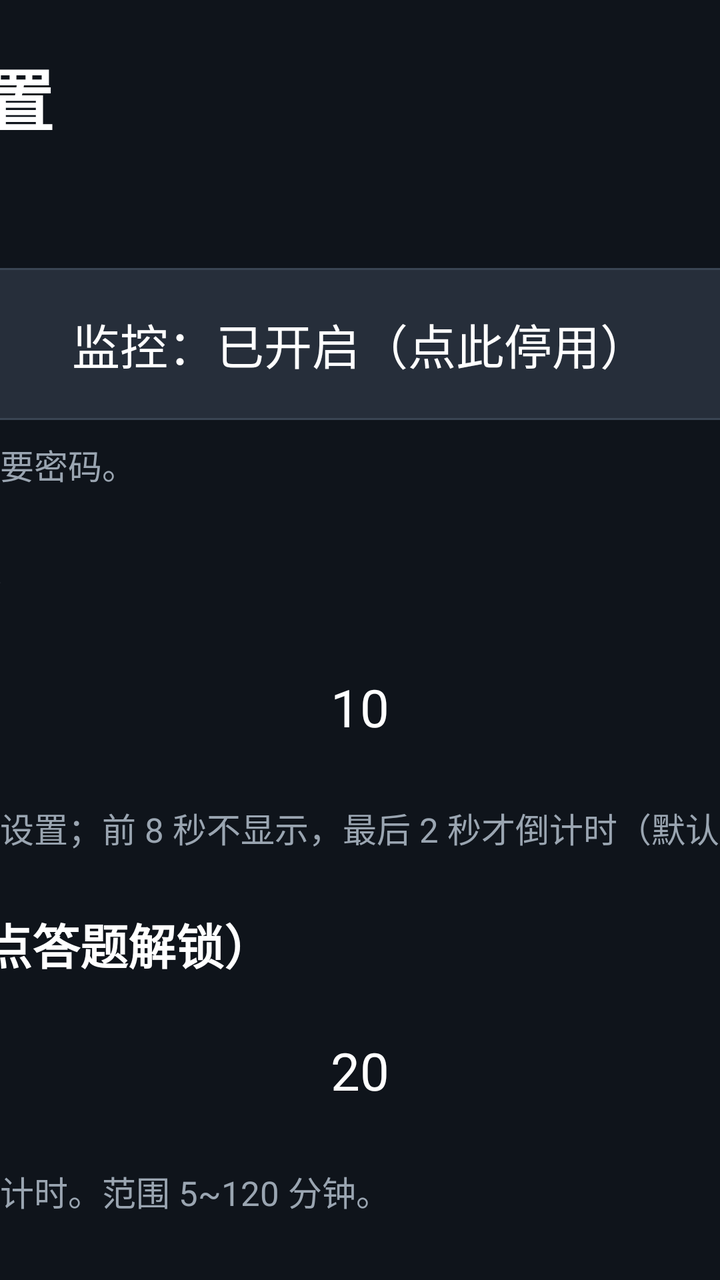
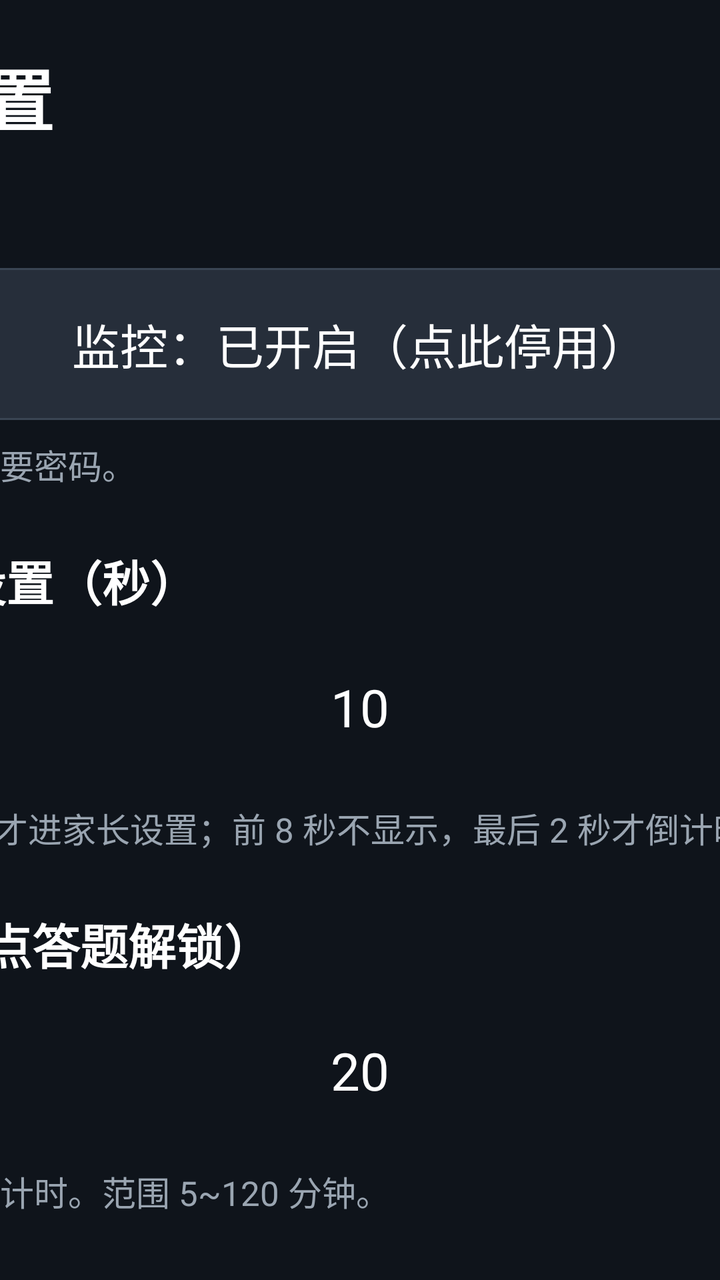

Compare the two renders of this Android layout. The source of the first and the diff that turns it into the second are given below.
<!-- AndroidManifest.xml: application theme Theme.KidsLock -->
<!-- res/layout/activity_main.xml -->
<?xml version="1.0" encoding="utf-8"?>
<FrameLayout xmlns:android="http://schemas.android.com/apk/res/android"
    android:id="@+id/root"
    android:layout_width="match_parent"
    android:layout_height="match_parent"
    android:background="@color/bg_dark">

    <ScrollView
        android:id="@+id/scroll"
        android:layout_width="match_parent"
        android:layout_height="match_parent"
        android:fillViewport="true"
        android:scrollbars="none">

        <LinearLayout
            android:layout_width="960dp"
            android:layout_height="wrap_content"
            android:layout_gravity="center_horizontal"
            android:orientation="vertical"
            android:paddingLeft="28dp"
            android:paddingRight="28dp"
            android:paddingTop="24dp"
            android:paddingBottom="40dp">

            
            <LinearLayout
                android:layout_width="match_parent"
                android:layout_height="wrap_content"
                android:baselineAligned="true"
                android:orientation="horizontal">

                <TextView
                    android:layout_width="0dp"
                    android:layout_height="wrap_content"
                    android:layout_weight="1"
                    android:includeFontPadding="false"
                    android:text="每日壁纸 · 家长设置"
                    android:textColor="@color/text_main"
                    android:textSize="34sp"
                    android:textStyle="bold" />

                <TextView
                    android:id="@+id/tvVersion"
                    android:layout_width="wrap_content"
                    android:layout_height="wrap_content"
                    android:layout_marginLeft="16dp"
                    android:includeFontPadding="false"
                    android:text="v1.9.8"
                    android:textColor="@color/text_dim"
                    android:textSize="20sp" />
            </LinearLayout>

            <TextView style="@style/Label" android:text="监控开关" />

            <TextView
                android:id="@+id/btnEnable"
                style="@style/RowBtn"
                android:text="监控：已开启（点此停用）" />

            <TextView
                style="@style/Hint"
                android:text="关掉后不计时、不锁屏；家长设置仍要密码。" />

            
            <TextView
                style="@style/Label"
                android:text="长按菜单键进入设置（秒）" />

            <LinearLayout style="@style/Stepper">

                <TextView
                    android:id="@+id/btnHoldMinus"
                    style="@style/StepBtn"
                    android:text="-" />

                <TextView
                    android:id="@+id/tvHoldSec"
                    style="@style/StepValue"
                    android:text="10" />

                <TextView
                    android:id="@+id/btnHoldPlus"
                    style="@style/StepBtn"
                    android:text="+" />
            </LinearLayout>

            <TextView
                style="@style/Hint"
                android:text="壁纸界面按住菜单键这么久才进家长设置；前 8 秒不显示，最后 2 秒才倒计时（默认 10 秒）。" />

            <TextView style="@style/Label" android:text="单次连续观看（分钟，到点答题解锁）" />

            <LinearLayout style="@style/Stepper">

                <TextView
                    android:id="@+id/btnSingleMinus"
                    style="@style/StepBtn"
                    android:text="-" />

                <TextView
                    android:id="@+id/tvSingle"
                    style="@style/StepValue"
                    android:text="20" />

                <TextView
                    android:id="@+id/btnSinglePlus"
                    style="@style/StepBtn"
                    android:text="+" />
            </LinearLayout>

            <TextView
                style="@style/Hint"
                android:text="看满这个时长就弹锁屏；答对后重新计时。范围 5~120 分钟。" />

            <TextView style="@style/Label" android:text="每日累计上限（分钟，0=不限）" />

            <LinearLayout style="@style/Stepper">

                <TextView
                    android:id="@+id/btnDailyMinus"
                    style="@style/StepBtn"
                    android:text="-" />

                <TextView
                    android:id="@+id/tvDaily"
                    style="@style/StepValue"
                    android:text="0" />

                <TextView
                    android:id="@+id/btnDailyPlus"
                    style="@style/StepBtn"
                    android:text="+" />
            </LinearLayout>

            <TextView style="@style/Label" android:text="长关机重置阈值（分钟，0=不限）" />

            <LinearLayout style="@style/Stepper">

                <TextView
                    android:id="@+id/btnAwayMinus"
                    style="@style/StepBtn"
                    android:text="-" />

                <TextView
                    android:id="@+id/tvAway"
                    style="@style/StepValue"
                    android:text="30 分钟" />

                <TextView
                    android:id="@+id/btnAwayPlus"
                    style="@style/StepBtn"
                    android:text="+" />
            </LinearLayout>

            <TextView
                style="@style/Hint"
                android:text="关机不超过这个时长：计时接着走、锁屏保留；超过：本次计时清零（今日已看不减）；过零点：全部清零。0=不限。" />

            <TextView style="@style/Label" android:text="连续答对题数（答对才解锁）" />

            <LinearLayout style="@style/Stepper">

                <TextView
                    android:id="@+id/btnCorrMinus"
                    style="@style/StepBtn"
                    android:text="-" />

                <TextView
                    android:id="@+id/tvCorrect"
                    style="@style/StepValue"
                    android:text="3" />

                <TextView
                    android:id="@+id/btnCorrPlus"
                    style="@style/StepBtn"
                    android:text="+" />
            </LinearLayout>

            <TextView style="@style/Label" android:text="孩子年级" />

            <LinearLayout style="@style/Stepper">

                <TextView
                    android:id="@+id/btnLevelMinus"
                    style="@style/StepBtn"
                    android:text="-" />

                <TextView
                    android:id="@+id/tvLevel"
                    style="@style/StepValue"
                    android:text="二年级" />

                <TextView
                    android:id="@+id/btnLevelPlus"
                    style="@style/StepBtn"
                    android:text="+" />
            </LinearLayout>

            <TextView
                style="@style/Hint"
                android:text="1~9 年级；只出该年级及以下的题，不超纲。" />

            <TextView style="@style/Label" android:text="教材版本（语文/数学/英语按版本出题）" />

            <LinearLayout
                android:id="@+id/editionRow"
                android:layout_width="match_parent"
                android:layout_height="wrap_content"
                android:baselineAligned="false"
                android:orientation="horizontal" />

            <TextView style="@style/Label" android:text="启用题型（可多选）" />

            <LinearLayout
                android:id="@+id/typeGrid"
                android:layout_width="match_parent"
                android:layout_height="wrap_content"
                android:orientation="vertical" />

            <TextView style="@style/Label" android:text="题库" />

            <TextView
                android:id="@+id/tvQuizStatus"
                style="@style/Hint"
                android:text="未加载" />

            <TextView
                style="@style/Hint"
                android:text="想加自己的题：把 txt 文件拷到电视的 Download/txhlock 文件夹（U 盘或 SMB 都行），再点「重新加载题库」。一行一题：题目|答案|错误1;错误2;错误3" />

            <TextView
                android:id="@+id/btnExportQuiz"
                style="@style/RowBtn"
                android:text="导出内置题库（照着改）" />

            <TextView
                android:id="@+id/btnReloadQuiz"
                style="@style/RowBtn"
                android:layout_marginTop="10dp"
                android:text="重新加载题库" />

            <TextView
                android:id="@+id/btnClearLocal"
                style="@style/RowBtn"
                android:layout_marginTop="10dp"
                android:text="删除本地题库文件（只删本地，不动内置）" />

            <TextView style="@style/Label" android:text="局域网 SMB 题库同步（打开应用时自动更新）" />

            <TextView
                android:id="@+id/tvSmbStatus"
                style="@style/Hint"
                android:text="SMB 同步未开启" />

            <TextView
                android:id="@+id/btnSmbSetup"
                style="@style/RowBtn"
                android:text="SMB 同步设置" />

            <TextView
                android:id="@+id/btnSmbSyncNow"
                style="@style/RowBtn"
                android:layout_marginTop="10dp"
                android:text="立即更新 SMB 题库" />

            <TextView style="@style/Label" android:text="家长密码" />

            <TextView
                android:id="@+id/btnChangePin"
                style="@style/RowBtn"
                android:text="修改家长密码（默认 1234）" />

            <TextView style="@style/Label" android:text="防绕过 / 锁屏方式" />

            <TextView
                android:id="@+id/btnBootLock"
                style="@style/RowBtn"
                android:text="开机先答题：开（点此关闭）" />

            <TextView
                style="@style/Hint"
                android:text="开：每次真正开机/重启都先答题；关：沿用重启前状态（已锁仍锁，没锁就接着上次计时）。关机超过「长关机」时长会按长关机规则清零。" />

            <TextView
                android:id="@+id/btnOverlay"
                style="@style/RowBtn"
                android:layout_marginTop="10dp"
                android:text="悬浮层：检查中…" />

            <TextView
                android:id="@+id/tvHomeStatus"
                style="@style/Hint"
                android:text="系统桌面：未做任何修改" />

            <TextView
                android:id="@+id/btnAcc"
                style="@style/RowBtn"
                android:text="去系统里打开无障碍（当前：未开启）" />

            <TextView
                android:id="@+id/tvAccStatus"
                style="@style/Hint"
                android:text="正在检测无障碍保活状态…" />

            <TextView
                android:id="@+id/tvAccState"
                style="@style/Hint"
                android:text="无障碍：正在检测…" />

            <TextView
                style="@style/Hint"
                android:text="更新/覆盖安装后，小米电视可能会自动关掉无障碍；更新完回来看到「未开启」，点上面的按钮重开一次即可。" />

            <TextView
                style="@style/Hint"
                android:text="「自启动」需要手动去系统设置里打开；如果已开启，下面只显示绿色状态，不用点。" />

            <TextView
                android:id="@+id/btnSysSettings"
                style="@style/RowBtn"
                android:text="自启动：检测中…" />

            <TextView
                android:id="@+id/btnHomeSetup"
                style="@style/RowBtn"
                android:layout_marginTop="10dp"
                android:text="还原并卸载（恢复小米桌面）" />

            <TextView style="@style/Label" android:text="帮助与诊断" />

            <TextView
                android:id="@+id/tvHelp"
                style="@style/Hint"
                android:text="正在读取状态…" />

            <TextView
                android:id="@+id/btnFixAcc"
                style="@style/RowBtn"
                android:text="主页键拦截失效？点此修复" />

            <TextView
                android:id="@+id/btnTestLock"
                style="@style/RowBtn"
                android:layout_marginTop="26dp"
                android:background="@drawable/bg_primary"
                android:text="立即锁定测试" />
        </LinearLayout>
    </ScrollView>

    <FrameLayout
        android:id="@+id/gateLayer"
        android:layout_width="match_parent"
        android:layout_height="match_parent"
        android:visibility="gone" />
</FrameLayout>
<!-- resources referenced by this layout -->
<resources>
  <color name="bg_dark">#0F141B</color>
  <color name="text_dim">#9AA5B1</color>
  <color name="text_main">#FFFFFF</color>
  <!-- drawable bg_primary (drawable) -->
  <?xml version="1.0" encoding="utf-8"?>
  <selector xmlns:android="http://schemas.android.com/apk/res/android">
      <item android:state_focused="true"><shape android:shape="rectangle"><solid android:color="@color/accent" /><stroke android:width="3dp" android:color="#FFFFFF" /><corners android:radius="14dp" /></shape></item>
      <item android:state_pressed="true"><shape android:shape="rectangle"><solid android:color="@color/accent_deep" /><corners android:radius="14dp" /></shape></item>
      <item><shape android:shape="rectangle"><solid android:color="@color/accent" /><corners android:radius="14dp" /></shape></item>
  </selector>
  <style name="Hint">
          <item name="android:layout_width">match_parent</item>
          <item name="android:layout_height">wrap_content</item>
          <item name="android:layout_marginTop">10dp</item>
          <item name="android:layout_marginBottom">10dp</item>
          <item name="android:textColor">@color/text_dim</item>
          <item name="android:textSize">17sp</item>
          <item name="android:lineSpacingExtra">6dp</item>
          <item name="android:includeFontPadding">false</item>
      </style>
  <style name="Label">
          <item name="android:layout_width">match_parent</item>
          <item name="android:layout_height">wrap_content</item>
          <item name="android:layout_marginTop">18dp</item>
          <item name="android:layout_marginBottom">8dp</item>
          <item name="android:textColor">@color/text_main</item>
          <item name="android:textSize">24sp</item>
          <item name="android:textStyle">bold</item>
      </style>
  <style name="RowBtn">
          <item name="android:textAllCaps">false</item>
          <item name="android:layout_width">match_parent</item>
          <item name="android:layout_height">76dp</item>
          <item name="android:background">@drawable/bg_option</item>
          <item name="android:gravity">center</item>
          <item name="android:paddingLeft">12dp</item>
          <item name="android:paddingRight">12dp</item>
          <item name="android:textColor">@color/text_main</item>
          <item name="android:textSize">24sp</item>
      </style>
  <style name="StepBtn">
          <item name="android:textAllCaps">false</item>
          <item name="android:layout_width">120dp</item>
          <item name="android:layout_height">76dp</item>
          <item name="android:background">@drawable/bg_option</item>
          <item name="android:gravity">center</item>
          <item name="android:textColor">@color/text_main</item>
          <item name="android:textSize">26sp</item>
      </style>
  <style name="StepValue">
          <item name="android:layout_width">0dp</item>
          <item name="android:layout_height">76dp</item>
          <item name="android:layout_weight">1</item>
          <item name="android:gravity">center</item>
          <item name="android:textColor">@color/text_main</item>
          <item name="android:textSize">26sp</item>
      </style>
  <style name="Stepper">
          <item name="android:layout_width">match_parent</item>
          <item name="android:layout_height">wrap_content</item>
          <item name="android:orientation">horizontal</item>
      </style>
  <style name="Theme.KidsLock" parent="android:Theme.Holo.NoActionBar">
          <item name="android:windowBackground">@color/bg_dark</item>
          <item name="android:windowNoTitle">true</item>
          <item name="android:windowActionBar">false</item>
          <item name="android:windowContentOverlay">@null</item>
          <item name="android:colorBackground">@color/bg_dark</item>
          <item name="android:fontFamily">sans-serif</item>
      </style>
  <color name="accent">#1E5AF0</color>
  <color name="accent_deep">#1746C4</color>
  <color name="option_bg">#262E3A</color>
  <!-- unchanged entries left out for length: 1 -->
</resources>

<!-- the commit's change to res/layout/activity_main.xml (unified diff, before → after) -->
@@ -64,7 +64,7 @@
             
             <TextView
                 style="@style/Label"
-                android:text="长按菜单键进入设置（秒）" />
+                android:text="长按菜单键 / OK 键进入设置（秒）" />
 
             <LinearLayout style="@style/Stepper">
 
@@ -86,7 +86,7 @@
 
             <TextView
                 style="@style/Hint"
-                android:text="壁纸界面按住菜单键这么久才进家长设置；前 8 秒不显示，最后 2 秒才倒计时（默认 10 秒）。" />
+                android:text="壁纸界面按住菜单键或 OK 键这么久才进家长设置；前 8 秒不显示，最后 2 秒才倒计时（默认 10 秒）。" />
 
             <TextView style="@style/Label" android:text="单次连续观看（分钟，到点答题解锁）" />
 
